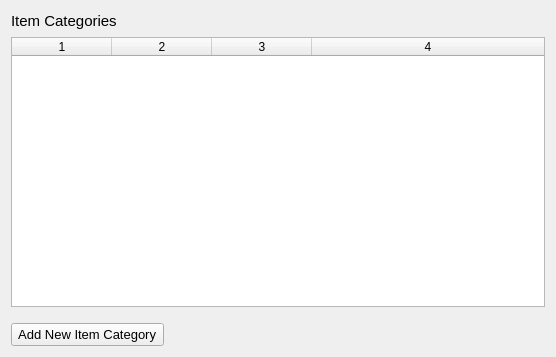
Before: the Qt Designer form estorecpp/itemcategories.ui in Watti/estorecpp, drawn with Qt 5.
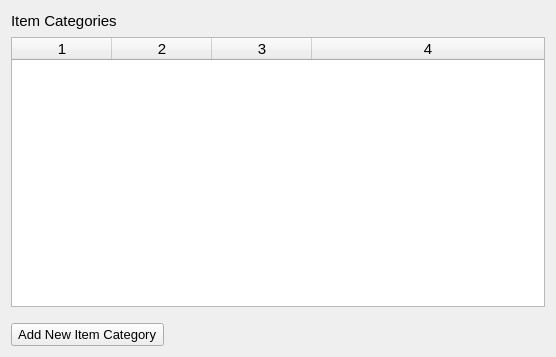
After: the same form once the commit is applied.

```diff
--- a/estorecpp/itemcategories.ui
+++ b/estorecpp/itemcategories.ui
@@ -45,6 +45,11 @@
    </item>
    <item>
     <widget class="QTableWidget" name="tableWidget">
+     <property name="font">
+      <font>
+       <pointsize>11</pointsize>
+      </font>
+     </property>
      <property name="columnCount">
       <number>4</number>
      </property>
```
